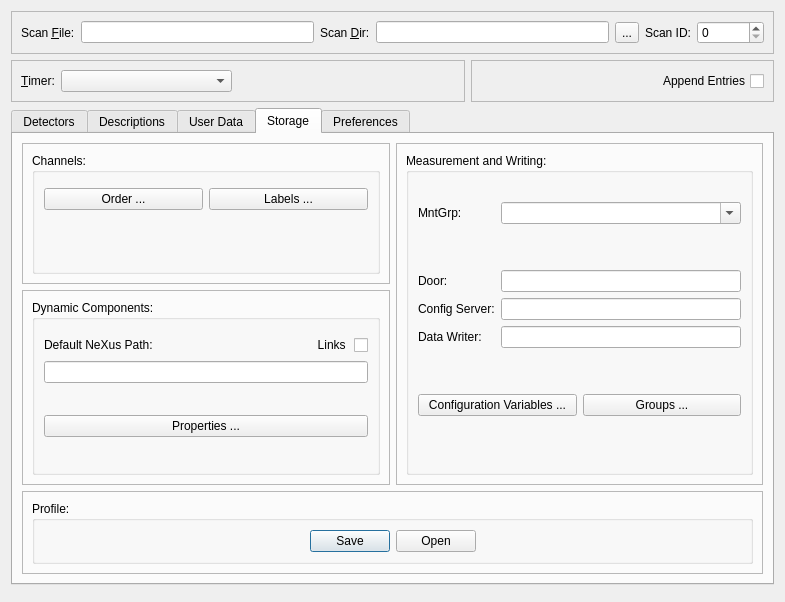
nexdatas/nxselector, file nxselector/ui/selector.ui: the form before one commit.
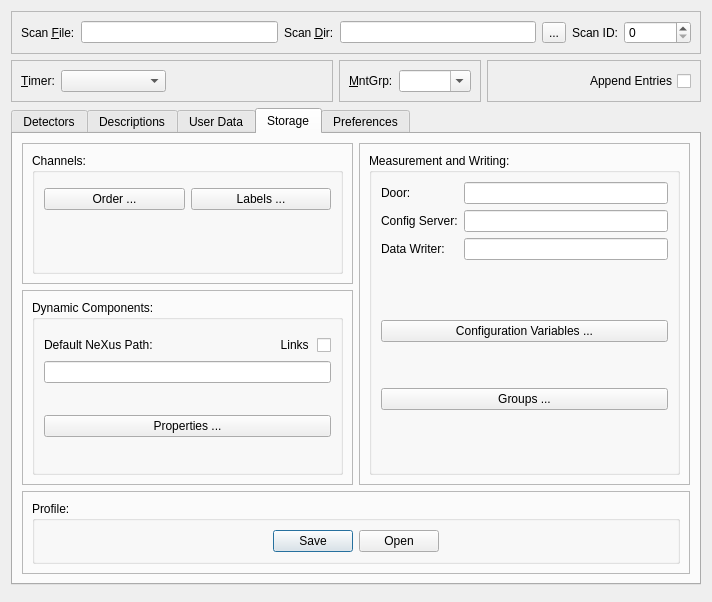
The form after the commit. The open tabs and pages were chosen to show the change.

Commit message: adding mntgrp to front panel

Patch:
```diff
--- a/nxselector/ui/selector.ui
+++ b/nxselector/ui/selector.ui
@@ -6,7 +6,7 @@
    <rect>
     <x>0</x>
     <y>0</y>
-    <width>785</width>
+    <width>712</width>
     <height>602</height>
    </rect>
   </property>
@@ -178,6 +178,38 @@
        </item>
        <item>
         <widget class="QFrame" name="t2frame">
+         <property name="frameShape">
+          <enum>QFrame::StyledPanel</enum>
+         </property>
+         <property name="frameShadow">
+          <enum>QFrame::Raised</enum>
+         </property>
+         <layout class="QHBoxLayout" name="horizontalLayout_3">
+          <item>
+           <widget class="QLabel" name="mntGrpLabel">
+            <property name="text">
+             <string>&amp;MntGrp:</string>
+            </property>
+            <property name="buddy">
+             <cstring>mntGrpComboBox</cstring>
+            </property>
+           </widget>
+          </item>
+          <item>
+           <widget class="QComboBox" name="mntGrpComboBox">
+            <property name="enabled">
+             <bool>true</bool>
+            </property>
+            <property name="editable">
+             <bool>true</bool>
+            </property>
+           </widget>
+          </item>
+         </layout>
+        </widget>
+       </item>
+       <item>
+        <widget class="QFrame" name="t3frame">
          <property name="sizePolicy">
           <sizepolicy hsizetype="Preferred" vsizetype="Preferred">
            <horstretch>2</horstretch>
@@ -458,28 +490,22 @@
                   <layout class="QGridLayout" name="gridLayout_5">
                    <item row="0" column="0">
                     <layout class="QVBoxLayout" name="verticalLayout_7">
-                     <item>
-                      <spacer name="verticalSpacer_11">
-                       <property name="orientation">
-                        <enum>Qt::Vertical</enum>
-                       </property>
-                       <property name="sizeType">
-                        <enum>QSizePolicy::Maximum</enum>
-                       </property>
-                       <property name="sizeHint" stdset="0">
-                        <size>
-                         <width>20</width>
-                         <height>20</height>
-                        </size>
-                       </property>
-                      </spacer>
-                     </item>
                      <item>
                       <layout class="QGridLayout" name="gridLayout_2">
-                       <item row="3" column="2">
+                       <item row="1" column="0">
+                        <widget class="QLabel" name="mntServerLabel">
+                         <property name="text">
+                          <string>Door:</string>
+                         </property>
+                         <property name="buddy">
+                          <cstring>mntServerLineEdit</cstring>
+                         </property>
+                        </widget>
+                       </item>
+                       <item row="1" column="2">
                         <widget class="QLineEdit" name="mntServerLineEdit"/>
                        </item>
-                       <item row="4" column="0">
+                       <item row="2" column="0">
                         <widget class="QLabel" name="devConfigLabel">
                          <property name="text">
                           <string>Config Server:</string>
@@ -490,32 +516,9 @@
                         </widget>
                        </item>
                        <item row="2" column="2">
-                        <spacer name="verticalSpacer_5">
-                         <property name="orientation">
-                          <enum>Qt::Vertical</enum>
-                         </property>
-                         <property name="sizeType">
-                          <enum>QSizePolicy::Maximum</enum>
-                         </property>
-                         <property name="sizeHint" stdset="0">
-                          <size>
-                           <width>20</width>
-                           <height>40</height>
-                          </size>
-                         </property>
-                        </spacer>
-                       </item>
-                       <item row="1" column="0">
-                        <widget class="QLabel" name="mntGrpLabel">
-                         <property name="text">
-                          <string>MntGrp:</string>
-                         </property>
-                        </widget>
-                       </item>
-                       <item row="4" column="2">
                         <widget class="QLineEdit" name="devConfigLineEdit"/>
                        </item>
-                       <item row="5" column="0">
+                       <item row="3" column="0">
                         <widget class="QLabel" name="devWriterLabel">
                          <property name="text">
                           <string>Data Writer:</string>
@@ -525,29 +528,9 @@
                          </property>
                         </widget>
                        </item>
-                       <item row="5" column="2">
+                       <item row="3" column="2">
                         <widget class="QLineEdit" name="devWriterLineEdit"/>
                        </item>
-                       <item row="3" column="0">
-                        <widget class="QLabel" name="mntServerLabel">
-                         <property name="text">
-                          <string>Door:</string>
-                         </property>
-                         <property name="buddy">
-                          <cstring>mntServerLineEdit</cstring>
-                         </property>
-                        </widget>
-                       </item>
-                       <item row="1" column="2">
-                        <widget class="QComboBox" name="mntGrpComboBox">
-                         <property name="enabled">
-                          <bool>true</bool>
-                         </property>
-                         <property name="editable">
-                          <bool>true</bool>
-                         </property>
-                        </widget>
-                       </item>
                       </layout>
                      </item>
                      <item>
@@ -556,7 +539,7 @@
                         <enum>Qt::Vertical</enum>
                        </property>
                        <property name="sizeType">
-                        <enum>QSizePolicy::Maximum</enum>
+                        <enum>QSizePolicy::Expanding</enum>
                        </property>
                        <property name="sizeHint" stdset="0">
                         <size>
@@ -575,15 +558,31 @@
                          </property>
                         </widget>
                        </item>
-                       <item>
-                        <widget class="QPushButton" name="groupsPushButton">
-                         <property name="text">
-                          <string>Groups ...</string>
-                         </property>
-                        </widget>
-                       </item>
                       </layout>
                      </item>
+                     <item>
+                      <spacer name="verticalSpacer_5">
+                       <property name="orientation">
+                        <enum>Qt::Vertical</enum>
+                       </property>
+                       <property name="sizeType">
+                        <enum>QSizePolicy::Maximum</enum>
+                       </property>
+                       <property name="sizeHint" stdset="0">
+                        <size>
+                         <width>20</width>
+                         <height>40</height>
+                        </size>
+                       </property>
+                      </spacer>
+                     </item>
+                     <item>
+                      <widget class="QPushButton" name="groupsPushButton">
+                       <property name="text">
+                        <string>Groups ...</string>
+                       </property>
+                      </widget>
+                     </item>
                      <item>
                       <spacer name="verticalSpacer_7">
                        <property name="orientation">
```
Left out of the diff: 50 changed lines with no effect on the pictures. The commit also changes 2 other files.
